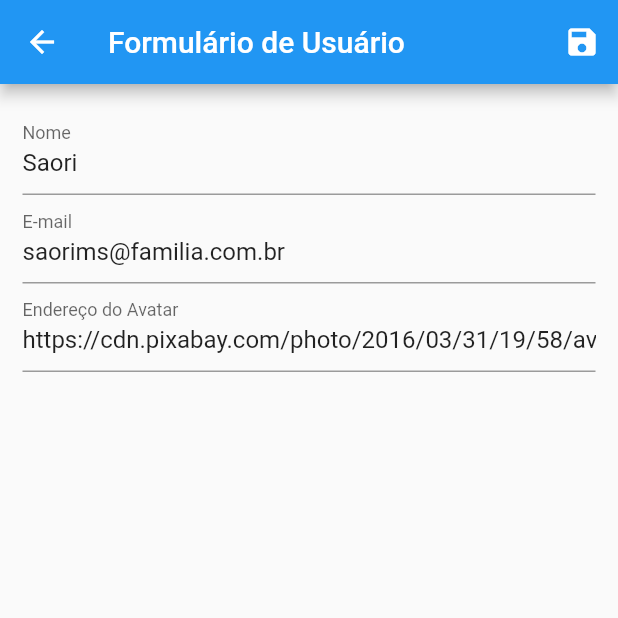
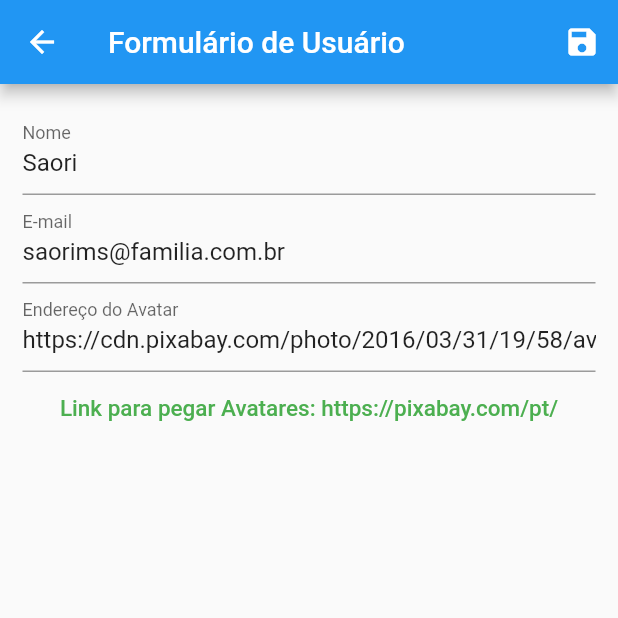
Before and after one commit to CleomilsonSales/Flutter, a Flutter app: the screen it shows after launch, after a tap on the "edit" icon, on a phone screen of 412 x 824 dp, the top half of it. Run offline on Flutter 3.47's test engine with Material 2 defaults, Android fonts, the phone set to English and light mode, and no system bars; network calls fail.

Commit message:
Alterações de melhorias no codigo

```diff
--- a/flutter_crud/lib/main.dart
+++ b/flutter_crud/lib/main.dart
@@ -20,6 +20,9 @@ class MyApp extends StatelessWidget {
         )
       ],
       child: MaterialApp(
+        //tirando mensagem de debug
+        debugShowCheckedModeBanner: false,
+        //--
         title: 'Estudo Flutter',
         theme: ThemeData(
           primarySwatch: Colors.blue,
--- a/flutter_crud/lib/views/user-form.dart
+++ b/flutter_crud/lib/views/user-form.dart
@@ -2,6 +2,7 @@ import 'package:flutter/material.dart';
 import 'package:flutter_crud/models/user.dart';
 import 'package:flutter_crud/provider/users.dart';
 import 'package:provider/provider.dart';
+import 'package:url_launcher/url_launcher.dart';
 
 //atalho para mudar de statelss para stateful => ctrl+.
 class UserForm extends StatefulWidget {
@@ -20,6 +21,15 @@ class _UserFormState extends State<UserForm> {
       _formData['name'] = user.name;
       _formData['email'] = user.email;
       _formData['avatarUrl'] = user.avatarUrl;
+    }
+  }
+
+  void _launchURL() async {
+    const url = 'https://pixabay.com/pt/images/search/avatar/';
+    if (await canLaunch(url)) {
+      await launch(url);
+    } else {
+      throw 'Could not launch $url';
     }
   }
 
@@ -106,6 +116,16 @@ class _UserFormState extends State<UserForm> {
                 ),
                 onSaved: (value) => _formData['avatarUrl'] = value,
               ),
+              FlatButton(
+                onPressed: _launchURL,
+                child: Text(
+                  'Link para pegar Avatares: https://pixabay.com/pt/',
+                  style: TextStyle(
+                    fontSize: 15,
+                    color: Colors.green,
+                  ),
+                ),
+              ),
             ],
           ),
         ),
--- a/flutter_crud/pubspec.yaml
+++ b/flutter_crud/pubspec.yaml
@@ -24,7 +24,7 @@ dependencies:
   flutter:
     sdk: flutter
   provider:
-
+  url_launcher:
 
   # The following adds the Cupertino Icons font to your application.
   # Use with the CupertinoIcons class for iOS style icons.
```
Also changed, not shown: flutter_crud/pubspec.lock, 11 other files.
